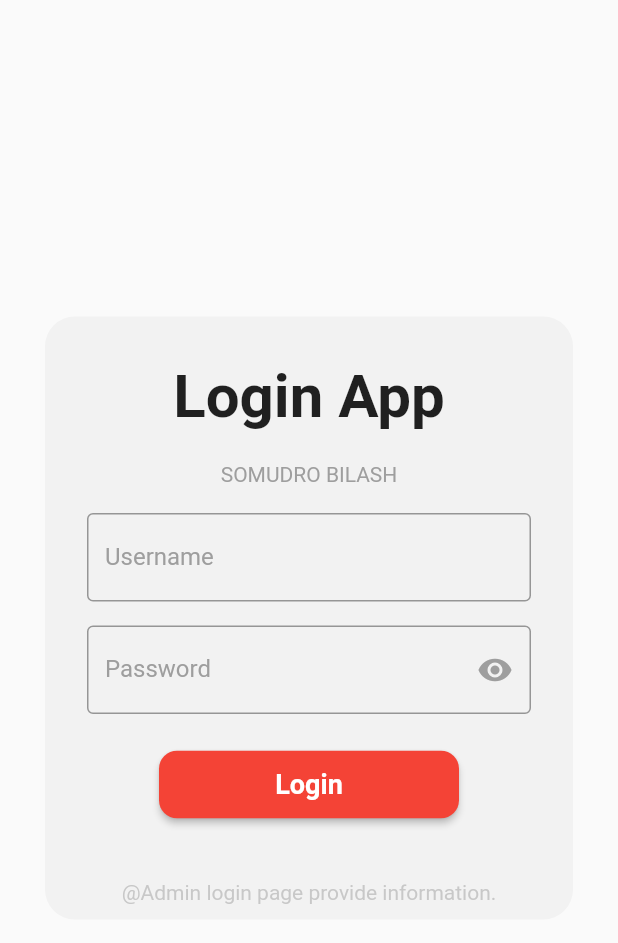
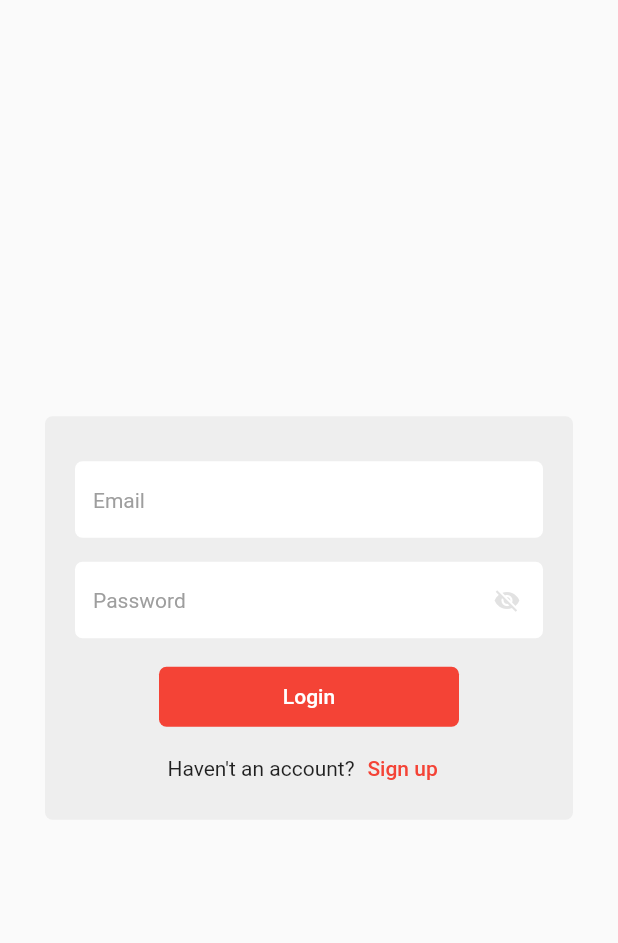
Before and after one commit to nifty-apps/hotel-management-app, a Flutter app: the screen it shows after launch, on a phone screen of 412 x 824 dp. Shown: the top 943 px of the screen. Run offline on Flutter 3.47's test engine with Material 2 defaults, Android fonts, the phone set to English and light mode, and no system bars; our stand-ins replace dio, flutter_spinkit, get, shared_preferences, syncfusion_flutter_datepicker.

Commit message:
feat: Registration UI

```diff
--- a/lib/controller/auth_controller.dart
+++ b/lib/controller/auth_controller.dart
@@ -1,5 +1,6 @@
 import 'dart:convert';
 
+import 'package:flutter/material.dart';
 import 'package:get/get.dart';
 import 'package:hotel_management/model/user_model.dart';
 import 'package:hotel_management/util/app_constants.dart';
@@ -9,6 +10,11 @@ import 'package:shared_preferences/shared_preferences.dart';
 
 class AuthController extends GetxController {
   final ApiClient _apiClient = ApiClient();
+  final TextEditingController nameController = TextEditingController();
+  final TextEditingController emailController = TextEditingController();
+  final TextEditingController phoneController = TextEditingController();
+  final TextEditingController pasController = TextEditingController();
+  final TextEditingController roleController = TextEditingController();
   bool isLoading = false;
 
   // User login
--- a/lib/helper/get_di.dart
+++ b/lib/helper/get_di.dart
@@ -1,9 +1,10 @@
 import 'package:get/get.dart';
+import 'package:hotel_management/controller/auth_controller.dart';
 import 'package:hotel_management/utils/api_client.dart';
 
 Future<void> init() async {
   // Get.lazyPut(() => RoomController(), fenix: true);
-  // Get.lazyPut(() => AuthController(), fenix: true);
+  Get.lazyPut(() => AuthController(), fenix: true);
   // Get.lazyPut(() => BookingController(), fenix: true);
   // Get.lazyPut(() => RoomTypeController(), fenix: true);
   // Get.lazyPut(() => ReportController(), fenix: true);
--- a/lib/main.dart
+++ b/lib/main.dart
@@ -3,7 +3,7 @@ import 'package:get/get.dart';
 import 'package:hotel_management/helper/get_di.dart' as di;
 import 'package:hotel_management/theme/theme.dart';
 import 'package:hotel_management/view/screens/dashboard/dashboard_screen.dart';
-import 'package:hotel_management/view/screens/login_screen/login_page.dart';
+import 'package:hotel_management/view/screens/auth/login.dart';
 import 'package:shared_preferences/shared_preferences.dart';
 
 void main() async {
--- a/lib/utils/api_client.dart
+++ b/lib/utils/api_client.dart
@@ -1,8 +1,9 @@
 import 'dart:io';
 
 import 'package:dio/dio.dart';
+import 'package:get/get_state_manager/get_state_manager.dart';
 
-class ApiClient {
+class ApiClient extends GetxService {
   final _dio = Dio();
 
   Map<String, dynamic> defaultHeaders = {
--- /dev/null
+++ b/lib/view/base/custom_button.dart
@@ -0,0 +1,47 @@
+import 'package:flutter/material.dart';
+
+class CustomButton extends StatelessWidget {
+  final void Function() onPressed;
+  final String buttonText;
+  final bool transparent;
+  final double height;
+  final double width;
+  final double radius;
+  CustomButton({
+    required this.onPressed,
+    required this.buttonText,
+    this.transparent = false,
+    this.width = 200,
+    this.height = 40,
+    this.radius = 5,
+  });
+
+  @override
+  Widget build(BuildContext context) {
+    final ButtonStyle _flatButtonStyle = TextButton.styleFrom(
+      backgroundColor: Theme.of(context).primaryColor,
+      minimumSize: Size(width, height),
+      padding: EdgeInsets.zero,
+      shape: RoundedRectangleBorder(
+        borderRadius: BorderRadius.circular(radius),
+      ),
+    );
+
+    return Center(
+      child: SizedBox(
+        width: width,
+        child: TextButton(
+          onPressed: onPressed,
+          style: _flatButtonStyle,
+          child: Center(
+            child: Text(
+              buttonText,
+              style: TextStyle(color: Colors.white),
+              textAlign: TextAlign.center,
+            ),
+          ),
+        ),
+      ),
+    );
+  }
+}
--- /dev/null
+++ b/lib/view/base/custom_text_field.dart
@@ -0,0 +1,114 @@
+import 'package:flutter/material.dart';
+import 'package:flutter/services.dart';
+
+class CustomTextField extends StatefulWidget {
+  final String hintText;
+  final TextEditingController controller;
+  final FocusNode? nextFocus;
+  final TextInputType inputType;
+  final TextInputAction inputAction;
+  final bool isPassword;
+  final Function? onChanged;
+  final Function? onSubmit;
+  final bool isEnabled;
+  final int maxLines;
+  final TextCapitalization capitalization;
+  final bool divider;
+  final TextAlign textAlign;
+  final bool isAmount;
+  final bool isNumber;
+  final bool showTitle;
+
+  CustomTextField({
+    this.hintText = 'Write something...',
+    required this.controller,
+    this.isEnabled = true,
+    this.inputType = TextInputType.text,
+    this.inputAction = TextInputAction.next,
+    this.maxLines = 1,
+    this.onSubmit,
+    this.onChanged,
+    this.capitalization = TextCapitalization.none,
+    this.isPassword = false,
+    this.divider = false,
+    this.textAlign = TextAlign.start,
+    this.isAmount = false,
+    this.isNumber = false,
+    this.showTitle = false,
+    this.nextFocus,
+  });
+
+  @override
+  _CustomTextFieldState createState() => _CustomTextFieldState();
+}
+
+class _CustomTextFieldState extends State<CustomTextField> {
+  bool _obscureText = true;
+
+  @override
+  Widget build(BuildContext context) {
+    return Column(
+      crossAxisAlignment: CrossAxisAlignment.start,
+      children: [
+        widget.showTitle ? Text(widget.hintText) : SizedBox(),
+        SizedBox(),
+        TextField(
+          maxLines: widget.maxLines,
+          controller: widget.controller,
+          textAlign: widget.textAlign,
+          textInputAction: widget.nextFocus == null
+              ? TextInputAction.done
+              : widget.inputAction,
+          keyboardType:
+              widget.isAmount ? TextInputType.number : widget.inputType,
+          cursorColor: Theme.of(context).primaryColor,
+          textCapitalization: widget.capitalization,
+          enabled: widget.isEnabled,
+          autofocus: false,
+
+          obscureText: widget.isPassword ? _obscureText : false,
+          inputFormatters: widget.inputType == TextInputType.phone
+              ? <TextInputFormatter>[
+                  FilteringTextInputFormatter.allow(RegExp('[0-9]'))
+                ]
+              : widget.isAmount
+                  ? [FilteringTextInputFormatter.allow(RegExp(r'[0-9.]'))]
+                  : widget.isNumber
+                      ? [FilteringTextInputFormatter.allow(RegExp(r'[0-9]'))]
+                      : null,
+          decoration: InputDecoration(
+            border: OutlineInputBorder(
+
+              borderRadius: BorderRadius.circular(5),
+              borderSide: BorderSide(style: BorderStyle.none, width: 0),
+            ),
+
+            isDense: true,
+            hintText: widget.hintText,
+            fillColor: Theme.of(context).cardColor,
+            filled: true,
+            hintStyle: TextStyle(fontSize: 14),
+            suffixIcon: widget.isPassword
+                ? IconButton(
+                    icon: Icon(
+                        _obscureText ? Icons.visibility_off : Icons.visibility,
+                        color: Theme.of(context).hintColor.withOpacity(0.3)),
+                    onPressed: _toggle,
+                  )
+                : null,
+          ),
+        ),
+        widget.divider
+            ? Padding(
+                padding: EdgeInsets.symmetric(horizontal: 10), child: Divider())
+            : SizedBox(),
+      ],
+    );
+  }
+
+  void _toggle() {
+    setState(() {
+      _obscureText = !_obscureText;
+    });
+  }
+}
--- /dev/null
+++ b/lib/view/screens/auth/login.dart
@@ -0,0 +1,90 @@
+import 'package:flutter/material.dart';
+import 'package:get/get.dart';
+import 'package:hotel_management/view/base/custom_button.dart';
+import 'package:hotel_management/view/base/custom_text_field.dart';
+import 'package:hotel_management/view/screens/auth/registration.dart';
+
+class LoginPage extends StatefulWidget {
+  const LoginPage({Key? key}) : super(key: key);
+
+  @override
+  _LoginPageState createState() => _LoginPageState();
+}
+
+class _LoginPageState extends State<LoginPage> {
+  final scaffoldKey = GlobalKey<ScaffoldState>();
+  final formKey = GlobalKey<FormState>();
+  final TextEditingController emailController = TextEditingController();
+  final TextEditingController passwordController = TextEditingController();
+  bool hidepassword = true;
+  @override
+  Widget build(BuildContext context) {
+    return Scaffold(
+      appBar: null,
+      key: scaffoldKey,
+      body: Center(
+        child: Container(
+          decoration: BoxDecoration(
+            color: Colors.grey.shade200,
+            borderRadius: BorderRadius.circular(5),
+          ),
+          margin: EdgeInsets.symmetric(horizontal: 30.0),
+          child: Padding(
+            padding: EdgeInsets.symmetric(
+              horizontal: 20.0,
+              vertical: 10.0,
+            ),
+            child: Column(
+              mainAxisAlignment: MainAxisAlignment.center,
+              crossAxisAlignment: CrossAxisAlignment.center,
+              mainAxisSize: MainAxisSize.min,
+              children: <Widget>[
+                SizedBox(height: 20),
+                Form(
+                  key: formKey,
+                  child: Center(
+                    child: Column(
+                      children: <Widget>[
+                        CustomTextField(
+                          controller: emailController,
+                          hintText: 'Email',
+                        ),
+                        SizedBox(height: 16),
+                        CustomTextField(
+                          isPassword: true,
+                          controller: passwordController,
+                          hintText: 'Password',
+                        ),
+                        const SizedBox(
+                          height: 15,
+                        ),
+                        CustomButton(
+                          onPressed: () {},
+                          buttonText: 'Login',
+                          width: 200,
+                          height: 40,
+                        ),
+                        Row(
+                          mainAxisAlignment: MainAxisAlignment.center,
+                          children: [
+                            Text("Haven't an account?"),
+                            TextButton(
+                                onPressed: () {
+                                  Get.to(() => Registration(),
+                                      transition: Transition.fadeIn);
+                                },
+                                child: Text('Sign up'))
+                          ],
+                        )
+                      ],
+                    ),
+                  ),
+                ),
+              ],
+            ),
+          ),
+        ),
+      ),
+    );
+  }
+}
--- /dev/null
+++ b/lib/view/screens/auth/registration.dart
@@ -0,0 +1,81 @@
+import 'package:flutter/material.dart';
+import 'package:get/get.dart';
+import 'package:hotel_management/controller/auth_controller.dart';
+import 'package:hotel_management/view/base/custom_button.dart';
+import 'package:hotel_management/view/base/custom_text_field.dart';
+import 'package:hotel_management/view/screens/auth/login.dart';
+
+class Registration extends StatelessWidget {
+  const Registration({Key? key}) : super(key: key);
+
+  @override
+  Widget build(BuildContext context) {
+    return Scaffold(
+      appBar: AppBar(
+        elevation: 0,
+        title: Text('Registration'),
+      ),
+      backgroundColor: Colors.grey.shade200,
+      body: GetBuilder<AuthController>(builder: (controller) {
+        return Container(
+          padding: EdgeInsets.symmetric(horizontal: 10, vertical: 10),
+          child: SingleChildScrollView(
+            child: Column(
+              children: [
+                Container(
+                  height: MediaQuery.of(context).size.height / 3,
+                  width: double.infinity,
+                  child: Image.asset('assets/images/signup.jpg'),
+                ),
+                SizedBox(height: 10),
+                CustomTextField(
+                  controller: controller.nameController,
+                  hintText: 'Name',
+                ),
+                SizedBox(height: 16),
+                CustomTextField(
+                  controller: controller.emailController,
+                  hintText: 'Email',
+                ),
+                SizedBox(height: 16),
+                CustomTextField(
+                  controller: controller.phoneController,
+                  hintText: 'Phone',
+                ),
+                SizedBox(height: 16),
+                CustomTextField(
+                  controller: controller.roleController,
+                  hintText: 'Role',
+                ),
+                SizedBox(height: 16),
+                CustomTextField(
+                  controller: controller.roleController,
+                  hintText: 'Password',
+                ),
+                SizedBox(height: 16),
+                CustomButton(
+                  onPressed: () {},
+                  buttonText: 'Sign Up',
+                  width: double.infinity,
+                  height: 45,
+                ),
+                Row(
+                  mainAxisAlignment: MainAxisAlignment.center,
+                  children: [
+                    Text("Have an account?"),
+                    TextButton(
+                        onPressed: () {
+                          Get.to(() => LoginPage(),
+                              transition: Transition.fadeIn);
+                        },
+                        child: Text('Login'))
+                  ],
+                )
+              ],
+            ),
+          ),
+        );
+      }),
+    );
+  }
+}
--- a/lib/view/screens/dashboard/dashboard_screen.dart
+++ b/lib/view/screens/dashboard/dashboard_screen.dart
@@ -7,7 +7,7 @@ import 'package:hotel_management/controller/reports_controller.dart';
 import 'package:hotel_management/controller/room_type_controller.dart';
 import 'package:hotel_management/controller/room_controller.dart';
 import 'package:hotel_management/view/screens/admin_profile.dart/admin_profile_page.dart';
-import 'package:hotel_management/view/screens/login_screen/login_page.dart';
+import 'package:hotel_management/view/screens/auth/login.dart';
 import 'package:hotel_management/view/screens/revenue/revenue.dart';
 import 'package:hotel_management/view/screens/transaction/transacion_view_page.dart';
 import 'package:hotel_management/view/widgets/dashboard/room_type_info_tile.dart';
--- a/lib/view/screens/login_screen/login_page.dart
+++ /dev/null
@@ -1,171 +0,0 @@
-import 'package:flutter/material.dart';
-import 'package:get/get.dart';
-import 'package:hotel_management/controller/auth_controller.dart';
-import 'package:hotel_management/view/screens/dashboard/dashboard_screen.dart';
-
-class LoginPage extends StatefulWidget {
-  const LoginPage({Key? key}) : super(key: key);
-
-  @override
-  _LoginPageState createState() => _LoginPageState();
-}
-
-class _LoginPageState extends State<LoginPage> {
-  final scaffoldKey = GlobalKey<ScaffoldState>();
-  final formKey = GlobalKey<FormState>();
-  final TextEditingController emailController = TextEditingController();
-  final TextEditingController passwordController = TextEditingController();
-  bool hidepassword = true;
-  @override
-  Widget build(BuildContext context) {
-    return Scaffold(
-      appBar: null,
-      key: scaffoldKey,
-      body: Center(
-        child: Container(
-          decoration: BoxDecoration(
-            color: Colors.grey.shade200.withOpacity(0.7),
-            borderRadius: BorderRadius.circular(20.0),
-          ),
-          margin: EdgeInsets.symmetric(horizontal: 30.0),
-          child: Padding(
-            padding: EdgeInsets.symmetric(
-              horizontal: 20.0,
-              vertical: 10.0,
-            ),
-            child: Column(
-              mainAxisSize: MainAxisSize.min,
-              children: <Widget>[
-                Padding(
-                  padding: EdgeInsets.all(20),
-                  child: Text(
-                    'Login App',
-                    style: TextStyle(fontSize: 20, fontWeight: FontWeight.bold),
-                    textScaleFactor: 2.0,
-                  ),
-                ),
-                Padding(
-                  padding: EdgeInsets.only(bottom: 10),
-                  child: Text(
-                    'SOMUDRO BILASH',
-                    style: TextStyle(color: Colors.grey),
-                  ),
-                ),
-                Form(
-                  key: formKey,
-                  child: Column(
-                    children: <Widget>[
-                      Padding(
-                        padding: const EdgeInsets.all(8.0),
-                        child: TextFormField(
-                          controller: emailController,
-                          validator: (val) {
-                            if (val == null || val.isEmpty) {
-                              return 'Please enter your valid username';
-                            }
-                            return null;
-                          },
-                          decoration: InputDecoration(
-                            labelText: 'Username',
-                            hintText: 'Username',
-                            labelStyle: TextStyle(color: Colors.grey),
-                            border: OutlineInputBorder(
-                              borderSide: BorderSide(
-                                color: Colors.blueAccent,
-                              ),
-                            ),
-                            focusedBorder: OutlineInputBorder(
-                              borderSide: BorderSide(
-                                color: Colors.blueAccent,
-                              ),
-                            ),
-                          ),
-                        ),
-                      ),
-                      Padding(
-                        padding: const EdgeInsets.all(8.0),
-                        child: TextFormField(
-                          controller: passwordController,
-                          obscureText: hidepassword,
-                          validator: (value) {
-                            if (value!.isEmpty) {
-                              return 'Please enter your password';
-                            }
-                            return null;
-                          },
-                          decoration: InputDecoration(
-                            suffixIcon: IconButton(
-                              onPressed: () {
-                                setState(() {
-                                  hidepassword = !hidepassword;
-                                });
-                              },
-                              icon: hidepassword
-                                  ? Icon(
-                                      Icons.visibility,
-                                      color: Colors.grey,
-                                    )
-                                  : Icon(
-                                      Icons.visibility_off,
-                                      color: Colors.grey,
-                                    ),
-                            ),
-                            labelText: 'Password',
-                            hintText: 'Password',
-                            labelStyle: TextStyle(color: Colors.grey),
-                            border: OutlineInputBorder(
-                              borderSide: BorderSide(color: Colors.blueAccent),
-                            ),
-                            focusedBorder: OutlineInputBorder(
-                              borderSide: BorderSide(color: Colors.blueAccent),
-                            ),
-                          ),
-                        ),
-                      ),
-                      const SizedBox(
-                        height: 15,
-                      ),
-                      ElevatedButton(
-                          onPressed: () async {
-                            if (formKey.currentState!.validate()) {
-                              bool success =
-                                  await Get.find<AuthController>().login(
-                                emailController.text.toString(),
-                                passwordController.text.toString(),
-                              );
-                              if (success) {
-                                Get.offAll(() => DashboardScreen());
-                                Get.snackbar('Login', 'Login successfully',
-                                    snackPosition: SnackPosition.BOTTOM);
-                              }
-                            }
-                          },
-                          style: TextButton.styleFrom(
-                            shape: RoundedRectangleBorder(
-                              borderRadius: BorderRadius.circular(12.0),
-                            ),
-                            minimumSize: Size(200, 45),
-                          ),
-                          child: Text(
-                            'Login',
-                            style: TextStyle(
-                                color: Colors.white,
-                                fontSize: 18,
-                                fontWeight: FontWeight.bold),
-                          )),
-                      SizedBox(height: 40),
-                      Text(
-                        '@Admin login page provide information.',
-                        style: TextStyle(color: Colors.grey.withOpacity(0.5)),
-                      )
-                    ],
-                  ),
-                ),
-              ],
-            ),
-          ),
-        ),
-      ),
-    );
-  }
-}
```
Also changed, not shown: assets/images/signup.jpg (added).
